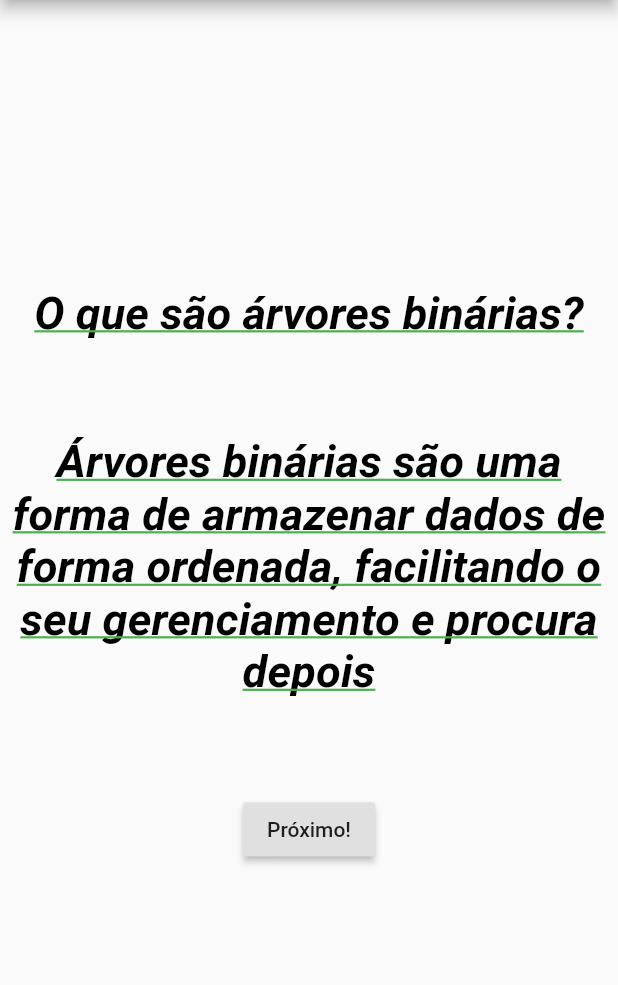
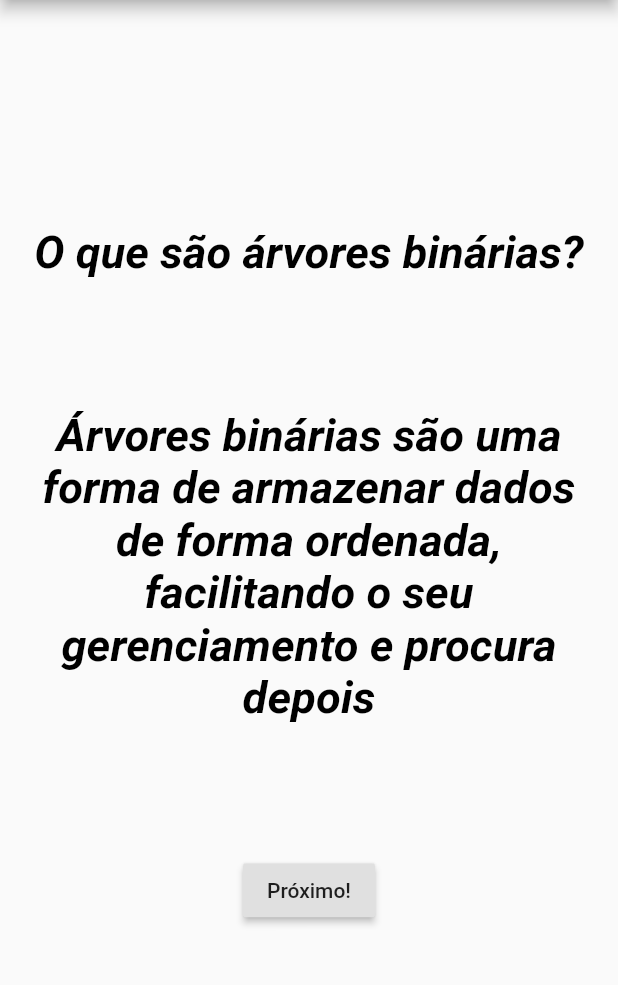
Before and after one commit to MatheusMinski/aula01, a Flutter app: the screen it shows after launch, after a tap on "Estamos Capitão!", on a phone screen of 412 x 824 dp, the part 84-1069 px from its top. Run offline on Flutter 3.47's test engine with Material 2 defaults, Android fonts, the phone set to English and light mode, and no system bars.

Commit message:
Espaço vertical alterado, Padding nos texts, Container em tudo

```diff
--- a/lib/main.dart
+++ b/lib/main.dart
@@ -8,6 +8,7 @@ class MyApp extends StatelessWidget {
   @override
   Widget build(BuildContext context) {
     return MaterialApp(
+      debugShowCheckedModeBanner: false, // Pra tirar aquela faixa vermelho de debug do canto de cima
       theme: ThemeData(primaryColor: Colors.blue),
       home: homePage(),
     );
--- a/lib/pages/home_page.dart
+++ b/lib/pages/home_page.dart
@@ -6,6 +6,7 @@ class homePage extends StatelessWidget {
   @override
   Widget build(BuildContext context) {
     return Scaffold(
+      //backgroundColor: Color.fromARGB(255, 203, 236, 241),
       appBar: AppBar(
         title: Text(
           "How To Tree",
@@ -18,7 +19,8 @@ class homePage extends StatelessWidget {
 }
 
 _body(context) {
-  return Column(
+  return Container(
+    child: Column(
       mainAxisAlignment: MainAxisAlignment.center,
       children: <Widget>[
         _titulo(),
@@ -31,8 +33,8 @@ _body(context) {
         _verticalSpace(),
         _preparedButton(context),
         _needsIntroButton(context),
-
       ],
+    ),
   );
 }
 
@@ -44,18 +46,15 @@ _titulo() {
       color: Colors.black,
       fontWeight: FontWeight.bold,
       fontStyle: FontStyle.italic,
-        decoration: TextDecoration.underline,
-        decorationColor: Colors.green,
     ),
     textAlign: TextAlign.center,
   );
-
-
 }
 
-_texto(){
+_texto() {
   return Align(
-      alignment: Alignment.topCenter, // Align however you like (i.e .centerRight, centerLeft)
+    alignment: Alignment
+        .topCenter, // Align however you like (i.e .centerRight, centerLeft)
     child: Text(
       "Esse jogo iá te ensinar os conceitos básicos de árvores binárias, estão prontas, crianças!?",
       style: TextStyle(
@@ -63,44 +62,42 @@ _texto(){
         color: Colors.black,
         fontWeight: FontWeight.bold,
         fontStyle: FontStyle.italic,
-          decoration: TextDecoration.underline,
-          decorationColor: Colors.green,
       ),
       textAlign: TextAlign.center,
     ),
   );
 }
 
-_preparedButton(context){
+_preparedButton(context) {
   return RaisedButton(
       child: Text("Estamos Capitão!"),
-    onPressed: () => _OnClickPrepared(context)
-  );
+      onPressed: () => _onClickPrepared(context));
 }
 
-_needsIntroButton(context){
+_needsIntroButton(context) {
   return RaisedButton(
-      child: Text("Ainda não =("),
-      onPressed: () => _OnClickPrepared(context)
-  );
+      child: Text("Ainda não =("), onPressed: () => _onClickPrepared(context));
 }
 
-_OnClickPrepared(BuildContext context){
-  Navigator.push(context, MaterialPageRoute(builder: (BuildContext context){
+_onClickPrepared(BuildContext context) {
+  Navigator.push(context, MaterialPageRoute(builder: (BuildContext context) {
     return intro_1();
   }));
 }
 
-_img(){
-  return Image.asset("assets/images/capitao.jpeg",
+_img() {
+  return Image.asset(
+    "assets/images/capitao.jpeg",
     width: 300,
     height: 200,
     fit: BoxFit.fill,
   );
 }
 
-_verticalSpace(){
-  return Text(
-    " "
+// Pra espaços assim, usar sizedBox, porque da pra definir altura e largura de espaçamento.
+_verticalSpace() {
+  return SizedBox(
+    height: 20,
+    // width : 20
   );
 }
--- a/lib/pages/intro_1.dart
+++ b/lib/pages/intro_1.dart
@@ -6,6 +6,7 @@ class intro_1 extends StatelessWidget {
   @override
   Widget build(BuildContext context) {
     return Scaffold(
+      //backgroundColor: Color.fromARGB(255, 203, 236, 241),
       appBar: AppBar(
         title: Text(
           "How To Tree",
@@ -18,7 +19,8 @@ class intro_1 extends StatelessWidget {
 }
 
 _body(context) {
-  return Column(
+  return Container(
+    child: Column(
       mainAxisAlignment: MainAxisAlignment.center,
       children: <Widget>[
         _titulo(),
@@ -32,8 +34,8 @@ _body(context) {
         _verticalSpace(),
         _verticalSpace(),
         _preparedButton(context),
-
       ],
+    ),
   );
 }
 
@@ -45,18 +47,17 @@ _titulo() {
       color: Colors.black,
       fontWeight: FontWeight.bold,
       fontStyle: FontStyle.italic,
-        decoration: TextDecoration.underline,
-        decorationColor: Colors.green,
     ),
     textAlign: TextAlign.center,
   );
-
-
 }
 
-_texto(){
+_texto() {
   return Align(
-      alignment: Alignment.topCenter, // Align however you like (i.e .centerRight, centerLeft)
+      alignment: Alignment
+          .topCenter, // Align however you like (i.e .centerRight, centerLeft)
+      child: Padding(
+        padding: EdgeInsets.all(15),
         child: Text(
           "Árvores binárias são uma forma de armazenar dados de forma ordenada, facilitando o seu gerenciamento e "
           "procura depois",
@@ -65,29 +66,25 @@ _texto(){
             color: Colors.black,
             fontWeight: FontWeight.bold,
             fontStyle: FontStyle.italic,
-          decoration: TextDecoration.underline,
-          decorationColor: Colors.green,
           ),
           textAlign: TextAlign.center,
         ),
-    );
+      ));
 }
 
-_preparedButton(context){
+_preparedButton(context) {
   return RaisedButton(
-    child: Text("Próximo!"),
-    onPressed: () => _OnClickPrepared(context)
-  );
+      child: Text("Próximo!"), onPressed: () => _onClickPrepared(context));
 }
 
-_OnClickPrepared(BuildContext context){
-  Navigator.push(context, MaterialPageRoute(builder: (BuildContext context){
+_onClickPrepared(BuildContext context) {
+  Navigator.push(context, MaterialPageRoute(builder: (BuildContext context) {
     return intro_2();
   }));
 }
 
-_verticalSpace(){
-  return Text(
-    " "
+_verticalSpace() {
+  return SizedBox(
+    height: 18,
   );
 }
```
Also changed, not shown: lib/pages/intro_2.dart (+17 -20 lines), lib/pages/numero_inserido1.dart (+19 -22 lines), lib/pages/numero_inserido2.dart (+19 -22 lines), lib/pages/numero_inserido3.dart (+19 -21 lines). Lines whose indentation alone changed are shown as unchanged.
